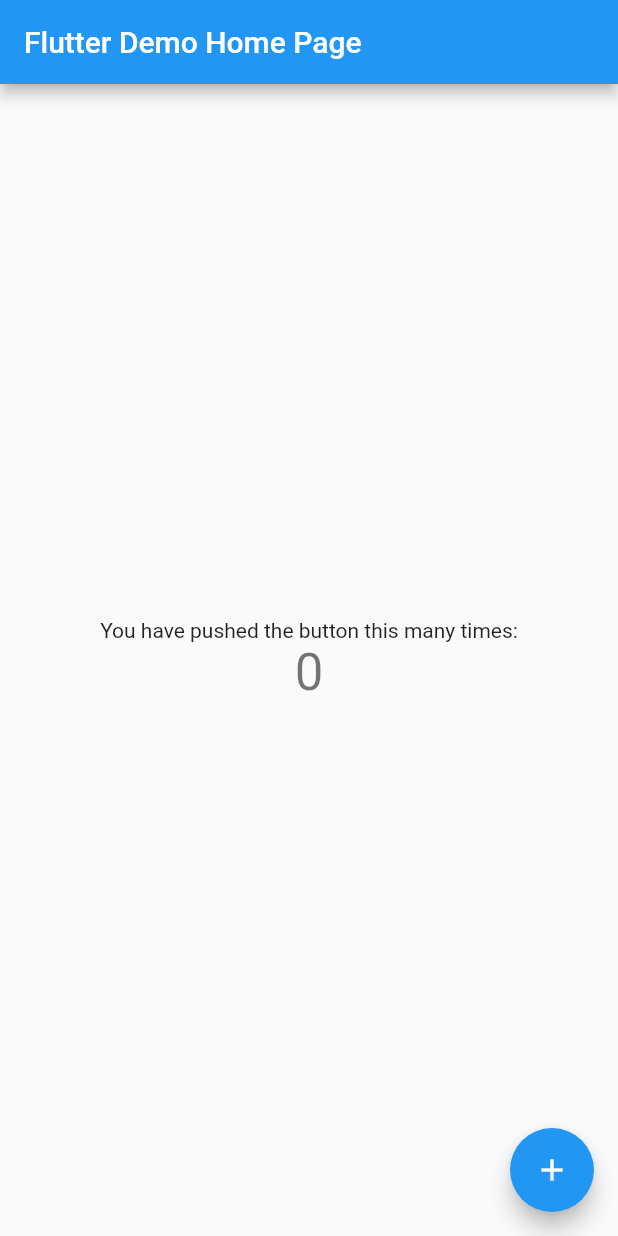
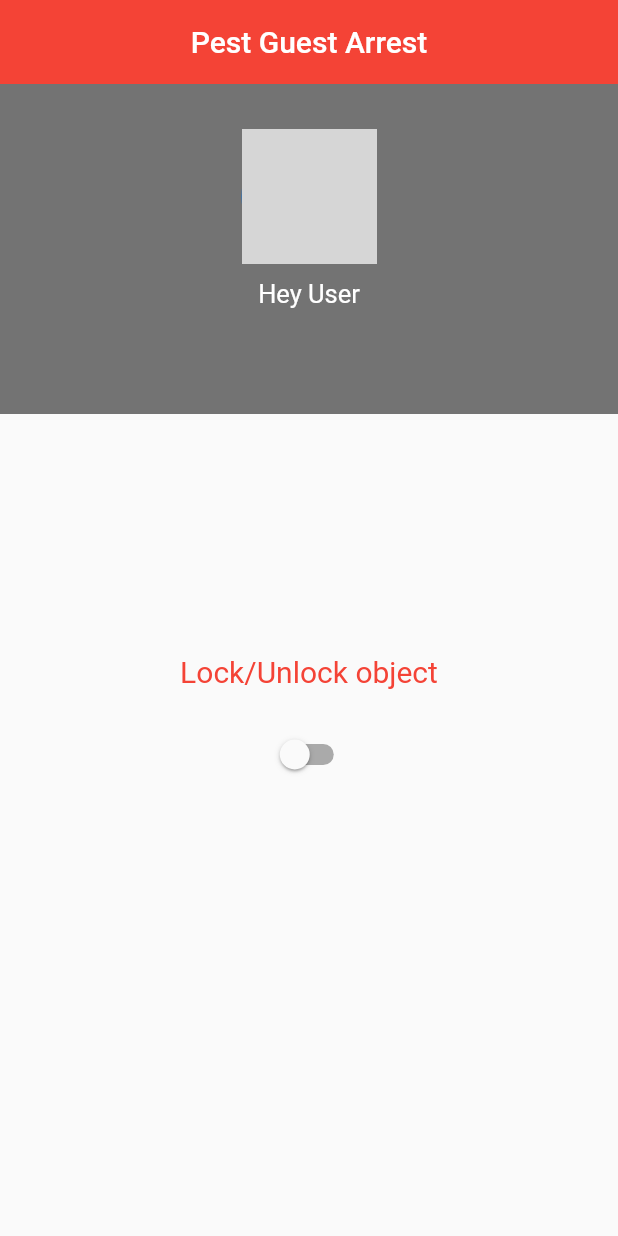
Before and after one commit to HarshdipD/Arrest-of-the-Guest-Pest, a Flutter app: the screen it shows after launch, on a phone screen of 412 x 824 dp. Run offline on Flutter 3.47's test engine with Material 2 defaults, Android fonts, the phone set to English and light mode, and no system bars; Roboto replaces fonts that are missing (packages/cool_fonts/Roboto); grey boxes are pictures that could not be loaded.

Commit message:
Update main.dart

```diff
--- a/pestguestarrest_app/lib/main.dart
+++ b/pestguestarrest_app/lib/main.dart
@@ -1,111 +1,72 @@
 import 'package:flutter/material.dart';
+import 'package:flutter/services.dart';
 
-void main() => runApp(MyApp());
+void main() => runApp(
+    MaterialApp(
+        debugShowCheckedModeBanner: false,
+        home: myState()
+    )
+);
 
-class MyApp extends StatelessWidget {
-  // This widget is the root of your application.
+class myState extends StatefulWidget {
   @override
-  Widget build(BuildContext context) {
-    return MaterialApp(
-      title: 'Flutter Demo',
-      theme: ThemeData(
-        // This is the theme of your application.
-        //
-        // Try running your application with "flutter run". You'll see the
-        // application has a blue toolbar. Then, without quitting the app, try
-        // changing the primarySwatch below to Colors.green and then invoke
-        // "hot reload" (press "r" in the console where you ran "flutter run",
-        // or simply save your changes to "hot reload" in a Flutter IDE).
-        // Notice that the counter didn't reset back to zero; the application
-        // is not restarted.
-        primarySwatch: Colors.blue,
-      ),
-      home: MyHomePage(title: 'Flutter Demo Home Page'),
-    );
-  }
+  _myStateState createState() => _myStateState();
 }
 
-class MyHomePage extends StatefulWidget {
-  MyHomePage({Key key, this.title}) : super(key: key);
+class _myStateState extends State<myState> {
 
-  // This widget is the home page of your application. It is stateful, meaning
-  // that it has a State object (defined below) that contains fields that affect
-  // how it looks.
+  bool _value1 = false;
+  bool _value2 = false;
 
-  // This class is the configuration for the state. It holds the values (in this
-  // case the title) provided by the parent (in this case the App widget) and
-  // used by the build method of the State. Fields in a Widget subclass are
-  // always marked "final".
-
-  final String title;
-
-  @override
-  _MyHomePageState createState() => _MyHomePageState();
-}
-
-class _MyHomePageState extends State<MyHomePage> {
-  int _counter = 0;
-
-  void _incrementCounter() {
-    setState(() {
-      // This call to setState tells the Flutter framework that something has
-      // changed in this State, which causes it to rerun the build method below
-      // so that the display can reflect the updated values. If we changed
-      // _counter without calling setState(), then the build method would not be
-      // called again, and so nothing would appear to happen.
-      _counter++;
-    });
-  }
+  void _onChanged1(bool value) => setState(() => _value1 = value);
+  void _onChanged2(bool value) => setState(() => _value2 = value);
 
   @override
   Widget build(BuildContext context) {
-    // This method is rerun every time setState is called, for instance as done
-    // by the _incrementCounter method above.
-    //
-    // The Flutter framework has been optimized to make rerunning build methods
-    // fast, so that you can just rebuild anything that needs updating rather
-    // than having to individually change instances of widgets.
     return Scaffold(
       appBar: AppBar(
-        // Here we take the value from the MyHomePage object that was created by
-        // the App.build method, and use it to set our appbar title.
-        title: Text(widget.title),
+        title: Center(child: Text("Pest Guest Arrest")),
+        backgroundColor: Colors.red,
+        elevation: 0.0,
       ),
-      body: Center(
-        // Center is a layout widget. It takes a single child and positions it
-        // in the middle of the parent.
+      body: Container(
         child: Column(
-          // Column is also layout widget. It takes a list of children and
-          // arranges them vertically. By default, it sizes itself to fit its
-          // children horizontally, and tries to be as tall as its parent.
-          //
-          // Invoke "debug painting" (press "p" in the console, choose the
-          // "Toggle Debug Paint" action from the Flutter Inspector in Android
-          // Studio, or the "Toggle Debug Paint" command in Visual Studio Code)
-          // to see the wireframe for each widget.
-          //
-          // Column has various properties to control how it sizes itself and
-          // how it positions its children. Here we use mainAxisAlignment to
-          // center the children vertically; the main axis here is the vertical
-          // axis because Columns are vertical (the cross axis would be
-          // horizontal).
-          mainAxisAlignment: MainAxisAlignment.center,
           children: <Widget>[
-            Text(
-              'You have pushed the button this many times:',
+            SizedBox(
+              width: 1000.0,
+              height: 220.0,
+              child: Container(
+                color: Colors.black54,
+                child: Column(
+                  children: <Widget>[
+                    Center(
+                      child: Padding(
+                        padding: const EdgeInsets.only(top: 30.0),
+                        child: CircleAvatar(
+                          radius: 45.0,
+                          backgroundImage: AssetImage('images/image1.jpeg'),
+                        ),
+                      ),
+                    ),
+                    Padding(
+                      padding: const EdgeInsets.only(top: 10.0, bottom: 10.0),
+                      child:
+                      Text("Hey User",
+                        style: TextStyle(color: Colors.white, fontSize: 17.0, fontFamily: "packages/cool_fonts/Roboto"),),
+                    ),
+                  ],
+                ),
+              ),
             ),
-            Text(
-              '$_counter',
-              style: Theme.of(context).textTheme.display1,
+            Padding(
+              padding: const EdgeInsets.only(top: 160.0, bottom: 20.0),
+              child: Text("Lock/Unlock object", style: TextStyle(color: Colors.red, fontSize: 20.0),),
             ),
+            new Switch(value: _value1, onChanged: _onChanged1),
           ],
         ),
       ),
-      floatingActionButton: FloatingActionButton(
-        onPressed: _incrementCounter,
-        tooltip: 'Increment',
-        child: Icon(Icons.add),
-      ), // This trailing comma makes auto-formatting nicer for build methods.
     );
   }
+
 }
```
